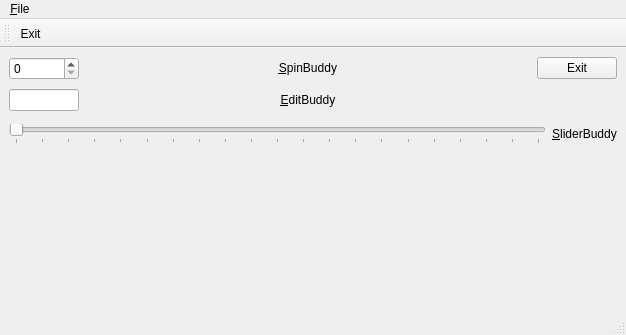
First picture: the form in mainwindow.ui, repository vench/study, before the edit.
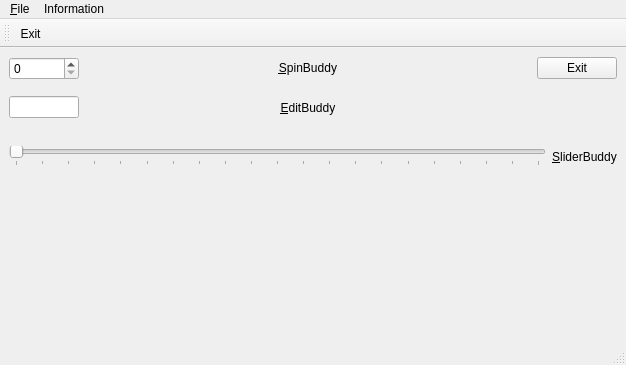
Second picture: the form after the edit. Icons and pictures are not drawn. Custom widgets are drawn as their Qt base class.

```diff
--- a/mainwindow.ui
+++ b/mainwindow.ui
@@ -7,7 +7,7 @@
     <x>0</x>
     <y>0</y>
     <width>626</width>
-    <height>335</height>
+    <height>365</height>
    </rect>
   </property>
   <property name="windowTitle">
@@ -180,7 +180,14 @@
     </property>
     <addaction name="action_Exit_2"/>
    </widget>
+   <widget class="QMenu" name="menuInformation">
+    <property name="title">
+     <string>Information</string>
+    </property>
+    <addaction name="actionAbout"/>
+   </widget>
    <addaction name="menuWindow_title"/>
+   <addaction name="menuInformation"/>
   </widget>
   <widget class="QStatusBar" name="statusbar"/>
   <widget class="QToolBar" name="toolBar">
```
Left out of the diff: 48 changed lines with no effect on the pictures.
